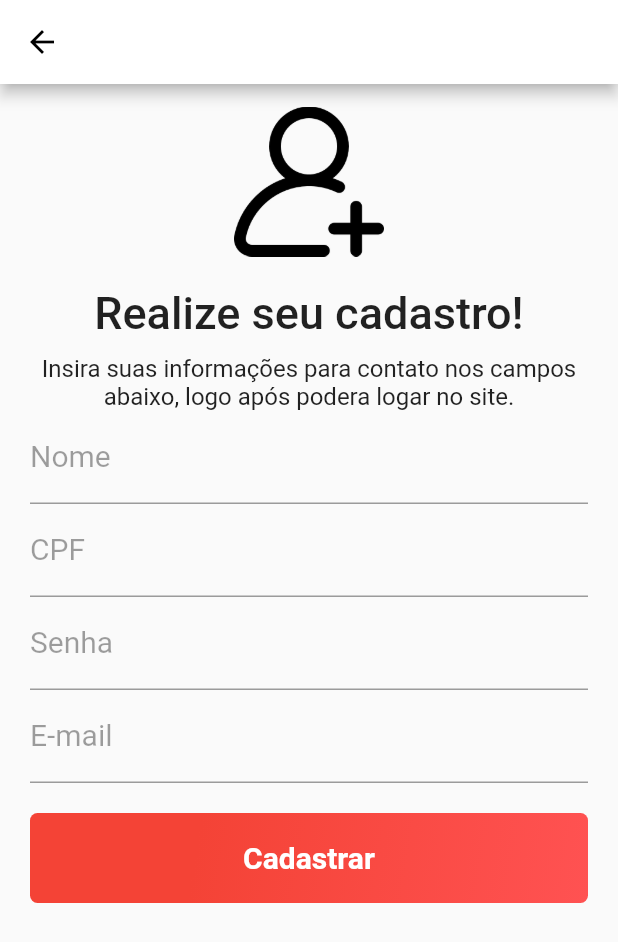
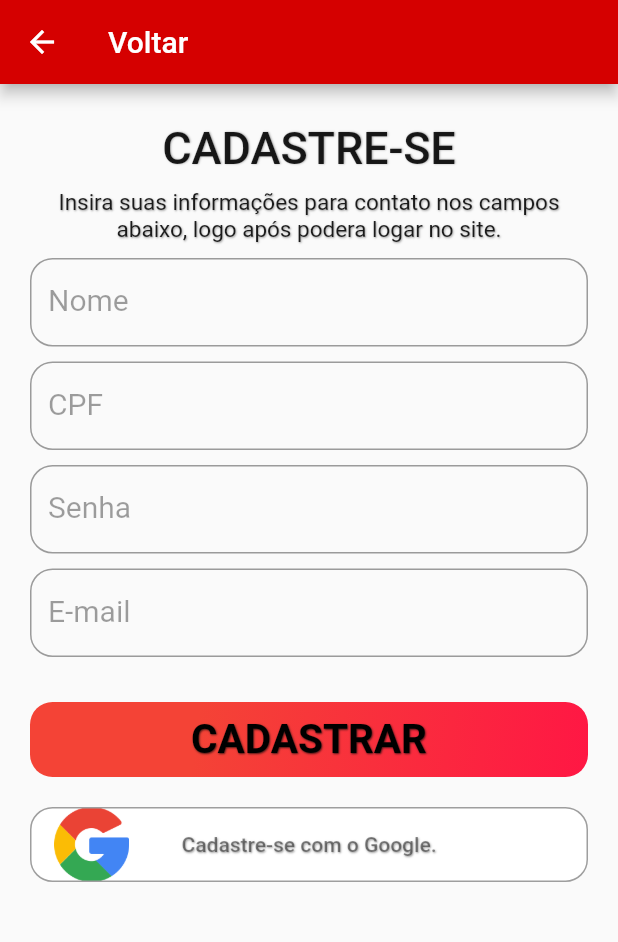
Before and after one commit to Math-Barros/project_mpsp, a Flutter app: the CadastroScreen screen opened directly, on a phone screen of 412 x 824 dp. Shown: the top 942 px of the screen. Run offline on Flutter 3.47's test engine with Material 2 defaults, Android fonts, the phone set to English and light mode, and no system bars; our stand-ins replace cloud_firestore, firebase_auth, firebase_core, firebase_messaging, firebase_storage, fluttertoast; missing offline and left inert: flutter_dialogflow, icon_shadow; accounts and stored records are empty.

Commit message:
Update cadastro_screen.dart

```diff
--- a/lib/screens/cadastro_screen.dart
+++ b/lib/screens/cadastro_screen.dart
@@ -6,6 +6,7 @@ import 'package:fluttertoast/fluttertoast.dart';
 import 'package:project_mpsp/models/user_model.dart';
 import 'package:project_mpsp/screens/home_screen.dart';
 import 'package:project_mpsp/utils/firebase_utils.dart';
+import 'package:icon_shadow/icon_shadow.dart';
 
 class CadastroScreen extends StatefulWidget {
   CadastroScreen({Key key}) : super(key: key);
@@ -25,11 +26,12 @@ class _CadastroScreenState extends State<CadastroScreen> {
   Widget build(BuildContext context) {
     return Scaffold(
       appBar: AppBar(
-        backgroundColor: Colors.white, //Cor de fundo da tela
+        title: Text("Voltar"),
+        backgroundColor: Colors.redAccent[700], //Cor de fundo da tela
         automaticallyImplyLeading: true,
         leading: IconButton(
             icon: Icon(Icons.arrow_back),
-            color: Colors.black,
+            color: Colors.white,
             onPressed: () => Navigator.pop(context)),
       ),
       body: isLoading
@@ -38,7 +40,7 @@ class _CadastroScreenState extends State<CadastroScreen> {
               padding: const EdgeInsets.only(
                 left: 20,
                 right: 20,
-                top: 15,
+                top: 5,
               ),
               child: SingleChildScrollView(
                 child: Form(
@@ -47,11 +49,11 @@ class _CadastroScreenState extends State<CadastroScreen> {
                     child: Column(
                       children: <Widget>[
                         //Icone de reset
-                        SizedBox(
+                        /*SizedBox(
                           width: 100,
                           height: 100,
                           child: Image.asset("assets/social.png"),
-                        ),
+                        ),*/
 
                         //Espacamento da logo com o resto da tela
                         SizedBox(
@@ -59,10 +61,19 @@ class _CadastroScreenState extends State<CadastroScreen> {
                         ),
 
                         Text(
-                          "Realize seu cadastro!",
+                          "CADASTRE-SE",
                           style: TextStyle(
+                            fontFamily: 'Roboto',
                             fontSize: 30,
                             fontWeight: FontWeight.w500,
+                            shadows: <Shadow>[
+                                        Shadow(
+                                          offset: Offset(0.5,0.5),
+                                          blurRadius: 1.0,
+                                          color: Colors.grey
+                                        ),
+                                      ],
+
                           ),
                         ),
 
@@ -75,10 +86,20 @@ class _CadastroScreenState extends State<CadastroScreen> {
                           "logo após podera logar no site.",
                           textAlign: TextAlign.center,
                           style: TextStyle(
-                            fontSize: 16,
+                            fontFamily: 'Roboto',
+                            fontSize: 15,
                             fontWeight: FontWeight.w400,
+                            shadows: <Shadow>[
+                                        Shadow(
+                                          offset: Offset(0.5,0.5),
+                                          blurRadius: 1.0,
+                                          color: Colors.grey
+                                        ),
+                                      ]
                           ),
                         ),
+
+                         SizedBox(height: 10,),
                         TextFormField(
                             // autofocus: true,
                             keyboardType: TextInputType.text,
@@ -89,6 +110,10 @@ class _CadastroScreenState extends State<CadastroScreen> {
                                 fontWeight: FontWeight.w400,
                                 fontSize: 20,
                               ),
+                              border: new OutlineInputBorder(
+                                      borderRadius: new BorderRadius.circular(15.0),
+                                      borderSide: new BorderSide(color: Colors.grey, width:1),
+                                    )
                             ),
                             validator: (item) {
                               return item.length > 0
@@ -100,6 +125,9 @@ class _CadastroScreenState extends State<CadastroScreen> {
                                 _nome = item;
                               });
                             }),
+                            SizedBox(
+                          height: 10,
+                        ),
                         TextFormField(
                           // autofocus: true,
                           keyboardType: TextInputType.number,
@@ -110,6 +138,10 @@ class _CadastroScreenState extends State<CadastroScreen> {
                               fontWeight: FontWeight.w400,
                               fontSize: 20,
                             ),
+                            border: new OutlineInputBorder(
+                                      borderRadius: new BorderRadius.circular(15.0),
+                                      borderSide: new BorderSide(color: Colors.grey, width:1),
+                                    )
                           ),
                           validator: (item) {
                             return item.length < 11
@@ -126,6 +158,9 @@ class _CadastroScreenState extends State<CadastroScreen> {
                             WhitelistingTextInputFormatter.digitsOnly
                           ],
                         ),
+                        SizedBox(
+                          height: 10,
+                        ),
 
                         TextFormField(
                           // autofocus: true,
@@ -138,17 +173,24 @@ class _CadastroScreenState extends State<CadastroScreen> {
                               fontWeight: FontWeight.w400,
                               fontSize: 20,
                             ),
+                            border: new OutlineInputBorder(
+                                      borderRadius: new BorderRadius.circular(15.0),
+                                      borderSide: new BorderSide(color: Colors.grey, width:1),
+                                    )
                           ),
                           validator: (item) {
                             return item.length > 6
                                 ? null
-                                : "Sua senha deve ter, no mínimo 6 caracteres!";
+                                : "Sua senha deve ter no mínimo 6 caracteres!";
                           },
                           onChanged: (item) {
                             setState(() {
                               _password = item;
                             });
                           },
+                        ),
+                        SizedBox(
+                          height: 10,
                         ),
 
                         TextFormField(
@@ -160,6 +202,11 @@ class _CadastroScreenState extends State<CadastroScreen> {
                               fontWeight: FontWeight.w400,
                               fontSize: 20,
                             ),
+                            border: new OutlineInputBorder(
+                                      borderRadius: new BorderRadius.circular(15.0),
+                                      borderSide: new BorderSide(color: Colors.grey, width:1),
+                                    )
+
                           ),
                           validator: (item) {
                             return item.contains("@")
@@ -173,11 +220,11 @@ class _CadastroScreenState extends State<CadastroScreen> {
                           },
                         ),
                         SizedBox(
-                          height: 20,
+                          height: 30,
                         ),
 
                         Container(
-                          height: 60,
+                          height: 50,
                           alignment: Alignment.centerLeft,
                           decoration: BoxDecoration(
                             gradient: LinearGradient(
@@ -185,22 +232,29 @@ class _CadastroScreenState extends State<CadastroScreen> {
                               end: Alignment.bottomRight,
                               stops: [0.3, 1],
                               colors: [
-                                Colors.red,
-                                Colors.redAccent,
+                                Colors.red[500],
+                                Colors.redAccent[400],
                               ],
                             ),
                             borderRadius: BorderRadius.all(
-                              Radius.circular(5),
+                              Radius.circular(15),
                             ),
                           ),
                           child: SizedBox.expand(
                             child: FlatButton(
                               child: Text(
-                                "Cadastrar",
+                                "CADASTRAR",
                                 style: TextStyle(
                                   fontWeight: FontWeight.bold,
-                                  color: Colors.white,
-                                  fontSize: 20,
+                                  color: Colors.black,
+                                  fontSize: 27,
+                                  shadows: <Shadow>[
+                                        Shadow(
+                                          offset: Offset(0.5,0.5),
+                                          blurRadius: 1.0,
+                                          color: Color.fromARGB(185, 10, 10, 8)
+                                        ),
+                                      ]
                                 ),
                                 textAlign: TextAlign.center,
                               ),
@@ -210,6 +264,40 @@ class _CadastroScreenState extends State<CadastroScreen> {
                             ),
                           ),
                         ),
+
+                        SizedBox(height: 20),
+                        Container(height: 50,
+                              alignment: Alignment.center,
+                              //Botao
+                                // ignore: missing_required_param
+                                child: FlatButton(
+                                  child: Text("Cadastre-se com o Google.", textAlign: TextAlign.left, style: TextStyle(
+                                    fontFamily: 'Roboto',
+                                    color: Colors.black45,
+                                    shadows: <Shadow>[
+                                        Shadow(
+                                          offset: Offset(0.5,0.5),
+                                          blurRadius: 1.0,
+                                          color: Colors.grey
+                                        ),
+                                      ]
+                                  )),
+                                ),
+                                decoration: BoxDecoration(
+                                color: Colors.white,
+                                border: Border.all(color:Colors.grey, width:1),
+                                borderRadius: BorderRadius.circular(15),
+                                image: DecorationImage(image: AssetImage('assets/icon_google.png'),
+                                fit: BoxFit.fitHeight,
+
+                                alignment: Alignment(-0.9,0.5)),
+
+
+
+
+                              ),
+
+                              ),
                       ],
                     ),
                   ),
```
